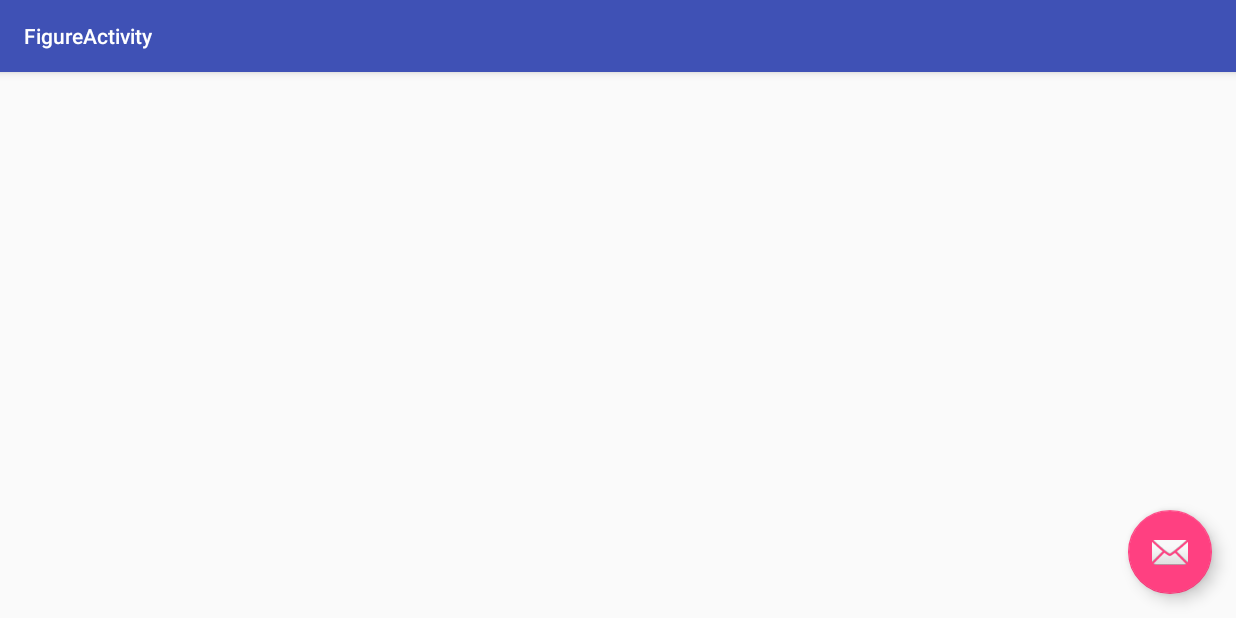
After one commit to phndavid/learny, an Android app: the FigureActivity screen opened directly, with no data from a screen before it, on a phone screen of 824 x 412 dp (held sideways). The commit adds this screen. Run offline under Robolectric (Android 15) with nearby library versions, the light colour scheme and no system bars.

```diff
--- a/app/src/main/java/com/lab/inmotion/learny/Activities/QuestionActivity.java
+++ b/app/src/main/java/com/lab/inmotion/learny/Activities/CubeActivity.java
@@ -9,7 +9,7 @@
 
 import com.lab.inmotion.learny.R;
 
-public class QuestionActivity extends AppCompatActivity {
+public class CubeActivity extends AppCompatActivity {
 
     @Override
     protected void onCreate(Bundle savedInstanceState) {
--- /dev/null
+++ b/app/src/main/java/com/lab/inmotion/learny/Activities/FigureActivity.java
@@ -0,0 +1,31 @@
+package com.lab.inmotion.learny.Activities;
+
+import android.os.Bundle;
+import android.support.design.widget.FloatingActionButton;
+import android.support.design.widget.Snackbar;
+import android.support.v7.app.AppCompatActivity;
+import android.support.v7.widget.Toolbar;
+import android.view.View;
+
+import com.lab.inmotion.learny.R;
+
+public class FigureActivity extends AppCompatActivity {
+
+    @Override
+    protected void onCreate(Bundle savedInstanceState) {
+        super.onCreate(savedInstanceState);
+        setContentView(R.layout.activity_figure);
+        Toolbar toolbar = (Toolbar) findViewById(R.id.toolbar);
+        setSupportActionBar(toolbar);
+
+        FloatingActionButton fab = (FloatingActionButton) findViewById(R.id.fab);
+        fab.setOnClickListener(new View.OnClickListener() {
+            @Override
+            public void onClick(View view) {
+                Snackbar.make(view, "Replace with your own action", Snackbar.LENGTH_LONG)
+                        .setAction("Action", null).show();
+            }
+        });
+    }
+
+}
--- /dev/null
+++ b/app/src/main/res/layout/activity_figure.xml
@@ -0,0 +1,26 @@
+<?xml version="1.0" encoding="utf-8"?>
+<android.support.design.widget.CoordinatorLayout
+    xmlns:android="http://schemas.android.com/apk/res/android"
+    xmlns:app="http://schemas.android.com/apk/res-auto"
+    xmlns:tools="http://schemas.android.com/tools" android:layout_width="match_parent"
+    android:layout_height="match_parent" android:fitsSystemWindows="true"
+    tools:context="com.lab.inmotion.learny.Activities.FigureActivity">
+
+    <android.support.design.widget.AppBarLayout android:layout_height="wrap_content"
+        android:layout_width="match_parent" android:theme="@style/AppTheme.AppBarOverlay">
+
+        <android.support.v7.widget.Toolbar android:id="@+id/toolbar"
+            android:layout_width="match_parent" android:layout_height="?attr/actionBarSize"
+            android:background="?attr/colorPrimary" android:theme="@style/AppTheme.AppBarOverlay"
+            app:popupTheme="@style/AppTheme.PopupOverlay" />
+
+    </android.support.design.widget.AppBarLayout>
+
+    <include layout="@layout/content_figure" />
+
+    <android.support.design.widget.FloatingActionButton android:id="@+id/fab"
+        android:layout_width="wrap_content" android:layout_height="wrap_content"
+        android:layout_gravity="end|bottom" android:layout_margin="@dimen/fab_margin"
+        android:src="@android:drawable/ic_dialog_email" />
+
+</android.support.design.widget.CoordinatorLayout>
--- a/app/src/main/res/layout/activity_question.xml
+++ b/app/src/main/res/layout/activity_question.xml
@@ -4,7 +4,7 @@
     xmlns:app="http://schemas.android.com/apk/res-auto"
     xmlns:tools="http://schemas.android.com/tools" android:layout_width="match_parent"
     android:layout_height="match_parent" android:fitsSystemWindows="true"
-    tools:context="com.lab.inmotion.learny.Activities.QuestionActivity">
+    tools:context="com.lab.inmotion.learny.Activities.CubeActivity">
 
     <android.support.design.widget.AppBarLayout android:layout_height="wrap_content"
         android:layout_width="match_parent" android:theme="@style/AppTheme.AppBarOverlay">
--- /dev/null
+++ b/app/src/main/res/layout/content_figure.xml
@@ -0,0 +1,13 @@
+<?xml version="1.0" encoding="utf-8"?>
+<RelativeLayout xmlns:android="http://schemas.android.com/apk/res/android"
+    xmlns:tools="http://schemas.android.com/tools"
+    xmlns:app="http://schemas.android.com/apk/res-auto" android:layout_width="match_parent"
+    android:layout_height="match_parent" android:paddingLeft="@dimen/activity_horizontal_margin"
+    android:paddingRight="@dimen/activity_horizontal_margin"
+    android:paddingTop="@dimen/activity_vertical_margin"
+    android:paddingBottom="@dimen/activity_vertical_margin"
+    app:layout_behavior="@string/appbar_scrolling_view_behavior"
+    tools:showIn="@layout/activity_figure"
+    tools:context="com.lab.inmotion.learny.Activities.FigureActivity">
+
+</RelativeLayout>
--- a/app/src/main/res/layout/content_question.xml
+++ b/app/src/main/res/layout/content_question.xml
@@ -8,7 +8,7 @@
     android:paddingBottom="@dimen/activity_vertical_margin"
     app:layout_behavior="@string/appbar_scrolling_view_behavior"
     tools:showIn="@layout/activity_activity_question"
-    tools:context="com.lab.inmotion.learny.Activities.QuestionActivity">
+    tools:context="com.lab.inmotion.learny.Activities.CubeActivity">
 
     <Button
         android:layout_width="wrap_content"
--- a/app/src/main/res/values/strings.xml
+++ b/app/src/main/res/values/strings.xml
@@ -26,4 +26,7 @@
     <string name="title_activity_learny">LearnyActivity</string>
     <string name="title_activity_device">DeviceActivity</string>
     <string name="title_activity_category">CategoryActivity</string>
+    <string name="title_activity_figure">FigureActivity</string>
+    <string name="title_activity_sequence">SequenceActivity</string>
+    <string name="title_activity_key">KeyActivity</string>
 </resources>
```
Also changed, not shown: app/src/main/AndroidManifest.xml (+20 -1 lines), app/src/main/java/com/lab/inmotion/learny/Activities/CategoryActivity.java (+32 -1 lines), app/src/main/java/com/lab/inmotion/learny/Activities/KeyActivity.java (added, +31 -0 lines), app/src/main/java/com/lab/inmotion/learny/Activities/SequenceActivity.java (added, +31 -0 lines), app/src/main/res/layout/activity_key.xml (added, +26 -0 lines), app/src/main/res/layout/activity_sequence.xml (added, +26 -0 lines), app/src/main/res/layout/content_key.xml (added, +12 -0 lines), app/src/main/res/layout/content_sequence.xml (added, +13 -0 lines).
